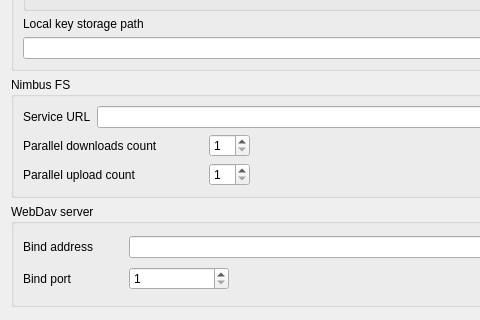
Old version of the form id_client/gui/forms/settings_base_form.ui in the repository fabregas/nimbusfs-client; both pictures show x 0 to 480 and y 129 to 449 of the 647 by 556 pixel window.
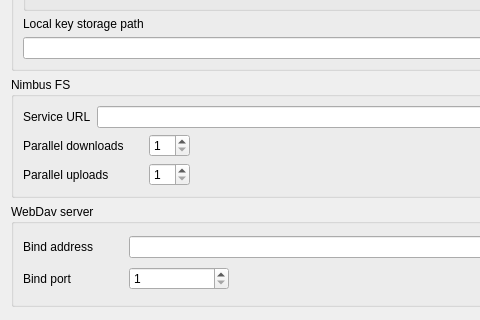
New version of the form.

Commit message: fixed some UI bugs and implemented automatic webdav mount/unmount for macOS

```diff
--- a/id_client/gui/forms/settings_base_form.ui
+++ b/id_client/gui/forms/settings_base_form.ui
@@ -117,14 +117,23 @@
        <layout class="QHBoxLayout" name="horizontalLayout_5">
         <item>
          <widget class="QLabel" name="label_2">
+          <property name="enabled">
+           <bool>true</bool>
+          </property>
+          <property name="sizePolicy">
+           <sizepolicy hsizetype="Minimum" vsizetype="Preferred">
+            <horstretch>0</horstretch>
+            <verstretch>0</verstretch>
+           </sizepolicy>
+          </property>
           <property name="minimumSize">
            <size>
-            <width>180</width>
+            <width>120</width>
             <height>0</height>
            </size>
           </property>
           <property name="text">
-           <string>Parallel downloads count</string>
+           <string>Parallel downloads</string>
           </property>
           <property name="alignment">
            <set>Qt::AlignLeading|Qt::AlignLeft|Qt::AlignVCenter</set>
@@ -160,14 +169,20 @@
        <layout class="QHBoxLayout" name="horizontalLayout_4">
         <item>
          <widget class="QLabel" name="label_3">
+          <property name="sizePolicy">
+           <sizepolicy hsizetype="Minimum" vsizetype="Preferred">
+            <horstretch>0</horstretch>
+            <verstretch>0</verstretch>
+           </sizepolicy>
+          </property>
           <property name="minimumSize">
            <size>
-            <width>180</width>
+            <width>120</width>
             <height>0</height>
            </size>
           </property>
           <property name="text">
-           <string>Parallel upload count</string>
+           <string>Parallel uploads</string>
           </property>
           <property name="alignment">
            <set>Qt::AlignLeading|Qt::AlignLeft|Qt::AlignVCenter</set>
```
The commit also changes 5 other files.
